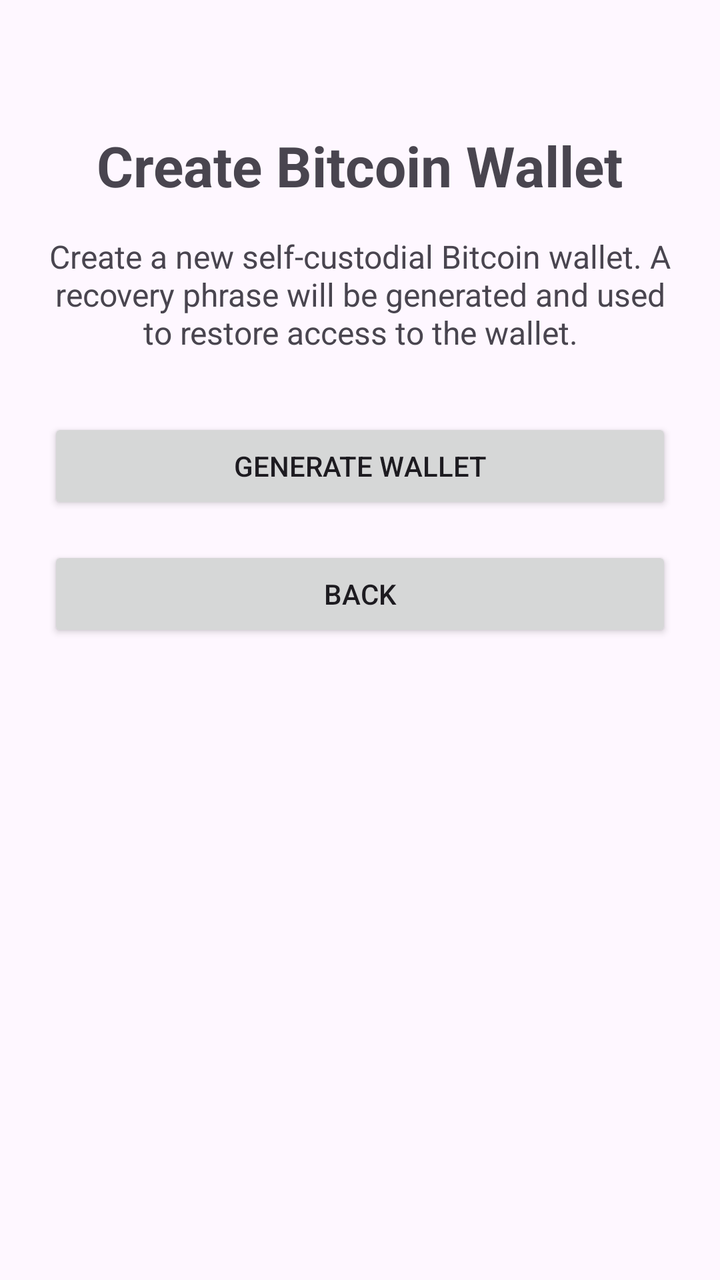
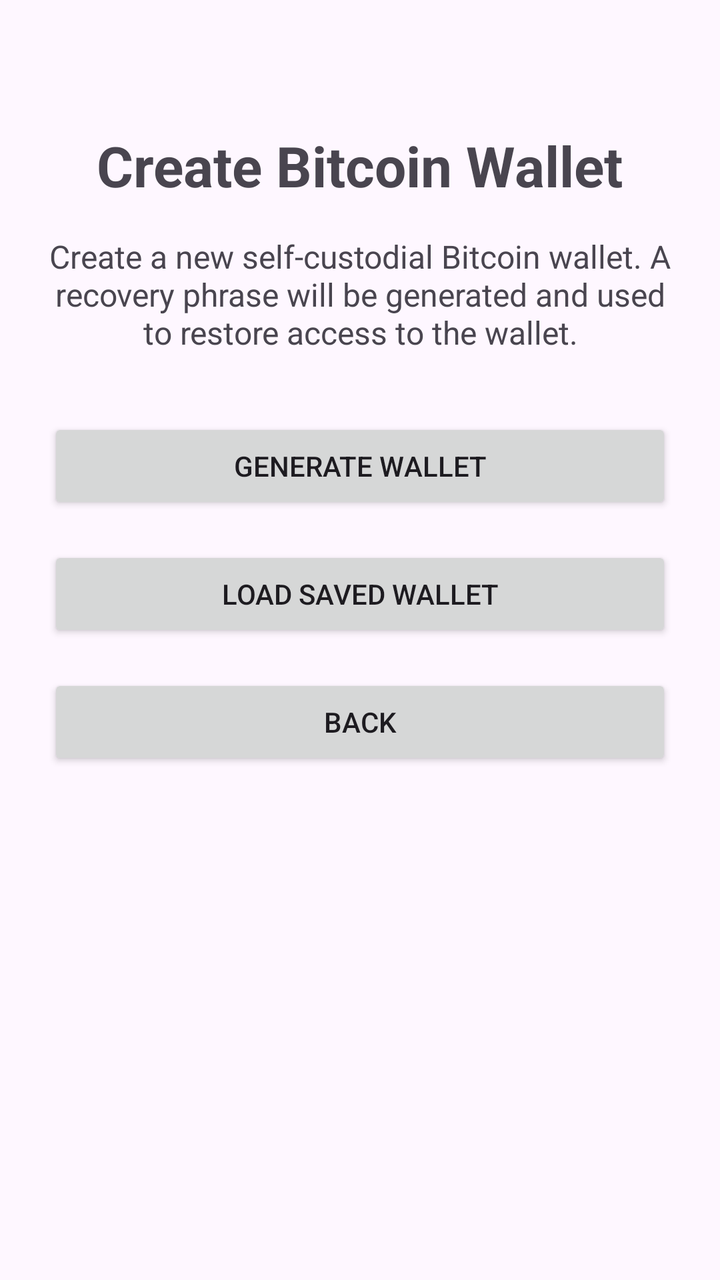

Screens rendered from an Android XML layout before and after an edit, with the pre-edit source and the edit as a unified diff.
<!-- AndroidManifest.xml: application theme Theme.LegacyBTC -->
<!-- res/layout/activity_create_wallet.xml -->
<?xml version="1.0" encoding="utf-8"?>
<LinearLayout xmlns:android="http://schemas.android.com/apk/res/android"
    android:id="@+id/main"
    android:layout_width="match_parent"
    android:layout_height="match_parent"
    android:orientation="vertical"
    android:gravity="center_horizontal"
    android:padding="24dp">

    
    <TextView
        android:id="@+id/createWalletTitle"
        android:layout_width="wrap_content"
        android:layout_height="wrap_content"
        android:text="Create Bitcoin Wallet"
        android:textSize="28sp"
        android:textStyle="bold"
        android:layout_marginTop="40dp"
        android:layout_marginBottom="16dp" />

    
    <TextView
        android:id="@+id/createWalletDescription"
        android:layout_width="match_parent"
        android:layout_height="wrap_content"
        android:text="Create a new self-custodial Bitcoin wallet. A recovery phrase will be generated and used to restore access to the wallet."
        android:textSize="16sp"
        android:gravity="center"
        android:layout_marginBottom="32dp" />

    
    <Button
        android:id="@+id/generateWalletButton"
        android:layout_width="match_parent"
        android:layout_height="wrap_content"
        android:text="Generate Wallet"
        android:layout_marginBottom="16dp" />

    
    <TextView
        android:id="@+id/recoveryPhraseText"
        android:layout_width="match_parent"
        android:layout_height="wrap_content"
        android:text="Recovery phrase will appear here"
        android:textSize="16sp"
        android:padding="16dp"
        android:visibility="gone"
        android:layout_marginBottom="16dp" />

    
    <Button
        android:id="@+id/backButton"
        android:layout_width="match_parent"
        android:layout_height="wrap_content"
        android:text="Back" />

</LinearLayout>
<!-- resources referenced by this layout -->
<resources>
  <style name="Theme.LegacyBTC" parent="Base.Theme.LegacyBTC" />
  <style name="Base.Theme.LegacyBTC" parent="Theme.Material3.DayNight.NoActionBar">
          
          
      </style>
</resources>

<!-- the commit's change to res/layout/activity_create_wallet.xml (unified diff, before → after) -->
@@ -48,6 +48,25 @@
         android:layout_marginBottom="16dp" />
 
     
+    <TextView
+        android:id="@+id/walletAddressText"
+        android:layout_width="match_parent"
+        android:layout_height="wrap_content"
+        android:text="Wallet address will appear here"
+        android:textSize="16sp"
+        android:padding="16dp"
+        android:visibility="gone"
+        android:layout_marginBottom="16dp" />
+
+    
+    <Button
+        android:id="@+id/loadWalletButton"
+        android:layout_width="match_parent"
+        android:layout_height="wrap_content"
+        android:text="Load Saved Wallet"
+        android:layout_marginBottom="16dp" />
+
+    
     <Button
         android:id="@+id/backButton"
         android:layout_width="match_parent"
